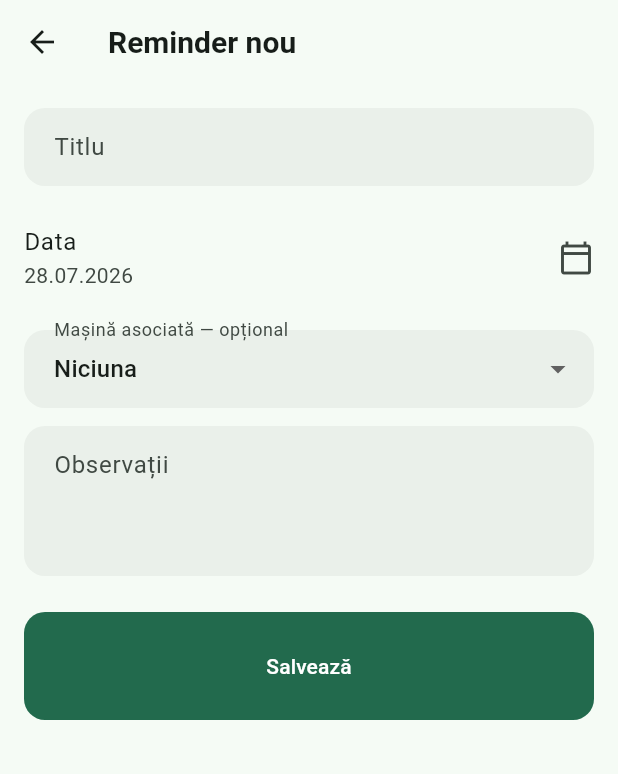
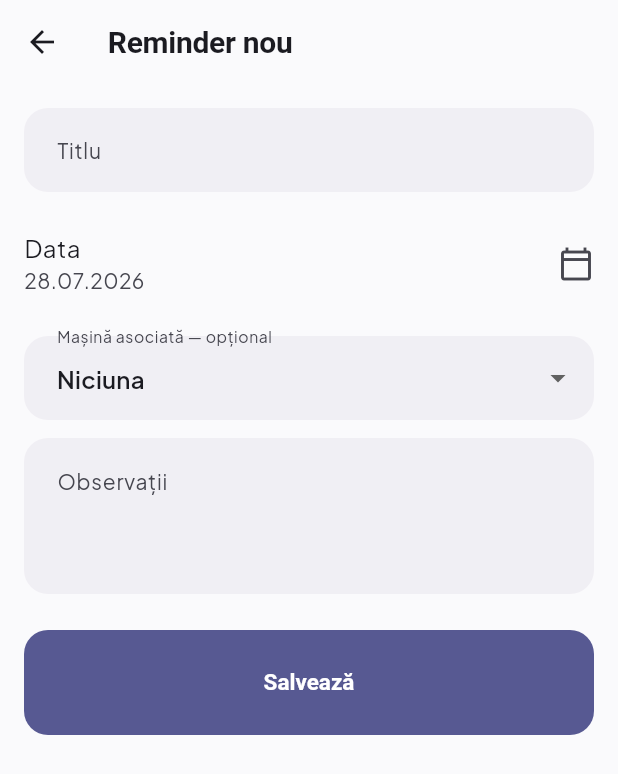
Before and after one commit to Cristian082006/CarPlanner, a Flutter app: the screen it shows after launch, after a tap on the "add" icon, on a phone screen of 412 x 824 dp. Shown: the top 774 px of the screen. Run offline on Flutter 3.47's test engine with Material 3 defaults, Android fonts, the phone set to English and light mode, and no system bars; our stand-ins replace file_picker, flutter_local_notifications, image_picker, open_filex, printing, shared_preferences and 2 more; missing offline and left inert: add_2_calendar, google_mlkit_text_recognition; accounts and stored records are empty.

Commit message:
Modernize UI theme and app icon
Apply a fresh minimalist Material 3 theme: Plus Jakarta Sans typeface
(bundled locally, no runtime font fetching), a violet-blue accent
matching the app icon gradient, softer off-white/neutral-dark
backgrounds, subtle 1px card borders instead of heavy shadows, and
larger touch targets on buttons. Redesign the app icon so the calendar
fills the full icon canvas edge-to-edge, and add a house next to the
car to reflect the home-insurance tracking feature.

Co-Authored-By: Claude Sonnet 5 <noreply@anthropic.com>

```diff
--- a/lib/main.dart
+++ b/lib/main.dart
@@ -3,7 +3,7 @@ import 'package:flutter/material.dart';
 import 'screens/main_shell.dart';
 import 'services/notification_service.dart';
 import 'services/region_service.dart';
-import 'utils/constants.dart';
+import 'theme/app_theme.dart';
 
 Future<void> main() async {
   WidgetsFlutterBinding.ensureInitialized();
@@ -25,115 +25,11 @@ class CarPlannerApp extends StatelessWidget {
           title: 'Auto Calendar',
           debugShowCheckedModeBanner: false,
           themeMode: ThemeMode.system,
-          theme: _buildTheme(Brightness.light),
-          darkTheme: _buildTheme(Brightness.dark),
+          theme: buildAppTheme(Brightness.light),
+          darkTheme: buildAppTheme(Brightness.dark),
           home: const MainShell(),
         );
       },
     );
   }
 }
-
-ThemeData _buildTheme(Brightness brightness) {
-  final colorScheme = ColorScheme.fromSeed(
-    seedColor: kPrimaryColor,
-    brightness: brightness,
-  );
-
-  return ThemeData(
-    useMaterial3: true,
-    colorScheme: colorScheme,
-    scaffoldBackgroundColor: colorScheme.surface,
-    appBarTheme: AppBarTheme(
-      centerTitle: false,
-      elevation: 0,
-      scrolledUnderElevation: 2,
-      backgroundColor: colorScheme.surface,
-      foregroundColor: colorScheme.onSurface,
-      titleTextStyle: TextStyle(
-        color: colorScheme.onSurface,
-        fontSize: 20,
-        fontWeight: FontWeight.w700,
-      ),
-    ),
-    cardTheme: CardThemeData(
-      elevation: 0,
-      color: colorScheme.surfaceContainerHigh,
-      surfaceTintColor: Colors.transparent,
-      margin: const EdgeInsets.symmetric(horizontal: 16, vertical: 6),
-      shape: RoundedRectangleBorder(borderRadius: BorderRadius.circular(16)),
-    ),
-    listTileTheme: ListTileThemeData(
-      iconColor: colorScheme.onSurfaceVariant,
-      shape: RoundedRectangleBorder(borderRadius: BorderRadius.circular(16)),
-    ),
-    navigationBarTheme: NavigationBarThemeData(
-      elevation: 3,
-      height: 68,
-      backgroundColor: colorScheme.surfaceContainer,
-      indicatorColor: colorScheme.secondaryContainer,
-      labelTextStyle: WidgetStateProperty.resolveWith((states) {
-        final selected = states.contains(WidgetState.selected);
-        return TextStyle(
-          fontSize: 12,
-          fontWeight: selected ? FontWeight.w700 : FontWeight.w500,
-          color: selected ? colorScheme.onSurface : colorScheme.onSurfaceVariant,
-        );
-      }),
-    ),
-    filledButtonTheme: FilledButtonThemeData(
-      style: FilledButton.styleFrom(
-        shape: RoundedRectangleBorder(borderRadius: BorderRadius.circular(14)),
-        padding: const EdgeInsets.symmetric(horizontal: 20, vertical: 14),
-      ),
-    ),
-    elevatedButtonTheme: ElevatedButtonThemeData(
-      style: ElevatedButton.styleFrom(
-        elevation: 0,
-        shape: RoundedRectangleBorder(borderRadius: BorderRadius.circular(14)),
-        padding: const EdgeInsets.symmetric(horizontal: 20, vertical: 14),
-      ),
-    ),
-    outlinedButtonTheme: OutlinedButtonThemeData(
-      style: OutlinedButton.styleFrom(
-        shape: RoundedRectangleBorder(borderRadius: BorderRadius.circular(14)),
-        padding: const EdgeInsets.symmetric(horizontal: 20, vertical: 14),
-      ),
-    ),
-    textButtonTheme: TextButtonThemeData(
-      style: TextButton.styleFrom(
-        shape: RoundedRectangleBorder(borderRadius: BorderRadius.circular(12)),
-      ),
-    ),
-    floatingActionButtonTheme: FloatingActionButtonThemeData(
-      elevation: 2,
-      shape: RoundedRectangleBorder(borderRadius: BorderRadius.circular(18)),
-    ),
-    inputDecorationTheme: InputDecorationTheme(
-      filled: true,
-      fillColor: colorScheme.surfaceContainerHighest.withValues(alpha: 0.5),
-      contentPadding: const EdgeInsets.symmetric(horizontal: 16, vertical: 14),
-      border: OutlineInputBorder(
-        borderRadius: BorderRadius.circular(14),
-        borderSide: BorderSide.none,
-      ),
-      enabledBorder: OutlineInputBorder(
-        borderRadius: BorderRadius.circular(14),
-        borderSide: BorderSide.none,
-      ),
-      focusedBorder: OutlineInputBorder(
-        borderRadius: BorderRadius.circular(14),
-        borderSide: BorderSide(color: colorScheme.primary, width: 2),
-      ),
-    ),
-    dialogTheme: DialogThemeData(
-      shape: RoundedRectangleBorder(borderRadius: BorderRadius.circular(20)),
-    ),
-    chipTheme: ChipThemeData(
-      shape: RoundedRectangleBorder(borderRadius: BorderRadius.circular(10)),
-      side: BorderSide.none,
-      backgroundColor: colorScheme.surfaceContainerHighest,
-    ),
-    dividerTheme: DividerThemeData(color: colorScheme.outlineVariant, space: 1),
-  );
-}
--- /dev/null
+++ b/lib/theme/app_theme.dart
@@ -0,0 +1,182 @@
+import 'package:flutter/material.dart';
+
+/// Accent violet-albăstrui, ales să se potrivească cu degradeul din
+/// iconița aplicației (albastru→violet) — vezi `assets/icon/`.
+const Color kAccentColor = Color(0xFF5B5FEF);
+
+const String _fontFamily = 'Plus Jakarta Sans';
+
+const Color _lightBackground = Color(0xFFFAFAFC);
+const Color _darkBackground = Color(0xFF17171C);
+
+ThemeData buildAppTheme(Brightness brightness) {
+  final isDark = brightness == Brightness.dark;
+
+  var colorScheme = ColorScheme.fromSeed(
+    seedColor: kAccentColor,
+    brightness: brightness,
+  );
+  colorScheme = colorScheme.copyWith(
+    surface: isDark ? _darkBackground : _lightBackground,
+  );
+
+  final textTheme = _buildTextTheme(colorScheme);
+  final borderColor = colorScheme.outlineVariant.withValues(alpha: 0.6);
+
+  return ThemeData(
+    useMaterial3: true,
+    brightness: brightness,
+    colorScheme: colorScheme,
+    fontFamily: _fontFamily,
+    textTheme: textTheme,
+    scaffoldBackgroundColor: colorScheme.surface,
+    splashFactory: InkSparkle.splashFactory,
+    appBarTheme: AppBarTheme(
+      centerTitle: false,
+      elevation: 0,
+      scrolledUnderElevation: 0,
+      backgroundColor: colorScheme.surface,
+      foregroundColor: colorScheme.onSurface,
+      titleTextStyle: textTheme.titleLarge,
+    ),
+    cardTheme: CardThemeData(
+      elevation: 0,
+      color: colorScheme.surfaceContainerLow,
+      surfaceTintColor: Colors.transparent,
+      margin: const EdgeInsets.symmetric(horizontal: 16, vertical: 8),
+      shape: RoundedRectangleBorder(
+        borderRadius: BorderRadius.circular(20),
+        side: BorderSide(color: borderColor),
+      ),
+    ),
+    listTileTheme: ListTileThemeData(
+      iconColor: colorScheme.onSurfaceVariant,
+      contentPadding: const EdgeInsets.symmetric(horizontal: 16, vertical: 4),
+      shape: RoundedRectangleBorder(borderRadius: BorderRadius.circular(16)),
+    ),
+    navigationBarTheme: NavigationBarThemeData(
+      elevation: 0,
+      height: 68,
+      backgroundColor: colorScheme.surfaceContainerLow,
+      surfaceTintColor: Colors.transparent,
+      indicatorColor: colorScheme.primaryContainer,
+      labelTextStyle: WidgetStateProperty.resolveWith((states) {
+        final selected = states.contains(WidgetState.selected);
+        return textTheme.labelMedium?.copyWith(
+          fontWeight: selected ? FontWeight.w700 : FontWeight.w500,
+          color: selected ? colorScheme.onSurface : colorScheme.onSurfaceVariant,
+        );
+      }),
+    ),
+    filledButtonTheme: FilledButtonThemeData(
+      style: FilledButton.styleFrom(
+        elevation: 0,
+        minimumSize: const Size(0, 52),
+        textStyle: textTheme.labelLarge,
+        shape: RoundedRectangleBorder(borderRadius: BorderRadius.circular(16)),
+        padding: const EdgeInsets.symmetric(horizontal: 22, vertical: 14),
+      ),
+    ),
+    elevatedButtonTheme: ElevatedButtonThemeData(
+      style: ElevatedButton.styleFrom(
+        elevation: 0,
+        minimumSize: const Size(0, 52),
+        textStyle: textTheme.labelLarge,
+        shape: RoundedRectangleBorder(borderRadius: BorderRadius.circular(16)),
+        padding: const EdgeInsets.symmetric(horizontal: 22, vertical: 14),
+      ),
+    ),
+    outlinedButtonTheme: OutlinedButtonThemeData(
+      style: OutlinedButton.styleFrom(
+        minimumSize: const Size(0, 52),
+        textStyle: textTheme.labelLarge,
+        side: BorderSide(color: colorScheme.outline.withValues(alpha: 0.5)),
+        shape: RoundedRectangleBorder(borderRadius: BorderRadius.circular(16)),
+        padding: const EdgeInsets.symmetric(horizontal: 22, vertical: 14),
+      ),
+    ),
+    textButtonTheme: TextButtonThemeData(
+      style: TextButton.styleFrom(
+        minimumSize: const Size(0, 48),
+        textStyle: textTheme.labelLarge,
+        shape: RoundedRectangleBorder(borderRadius: BorderRadius.circular(12)),
+        padding: const EdgeInsets.symmetric(horizontal: 16, vertical: 12),
+      ),
+    ),
+    floatingActionButtonTheme: FloatingActionButtonThemeData(
+      elevation: 1,
+      backgroundColor: colorScheme.primary,
+      foregroundColor: colorScheme.onPrimary,
+      shape: RoundedRectangleBorder(borderRadius: BorderRadius.circular(18)),
+    ),
+    inputDecorationTheme: InputDecorationTheme(
+      filled: true,
+      fillColor: colorScheme.surfaceContainerHigh.withValues(alpha: 0.6),
+      contentPadding: const EdgeInsets.symmetric(horizontal: 18, vertical: 16),
+      labelStyle: textTheme.bodyMedium?.copyWith(color: colorScheme.onSurfaceVariant),
+      hintStyle: textTheme.bodyMedium?.copyWith(color: colorScheme.onSurfaceVariant),
+      border: OutlineInputBorder(
+        borderRadius: BorderRadius.circular(16),
+        borderSide: BorderSide.none,
+      ),
+      enabledBorder: OutlineInputBorder(
+        borderRadius: BorderRadius.circular(16),
+        borderSide: BorderSide.none,
+      ),
+      focusedBorder: OutlineInputBorder(
+        borderRadius: BorderRadius.circular(16),
+        borderSide: BorderSide(color: colorScheme.primary, width: 1.5),
+      ),
+    ),
+    dialogTheme: DialogThemeData(
+      elevation: 0,
+      backgroundColor: colorScheme.surfaceContainerLow,
+      shape: RoundedRectangleBorder(borderRadius: BorderRadius.circular(24)),
+      titleTextStyle: textTheme.titleLarge,
+      contentTextStyle: textTheme.bodyMedium,
+    ),
+    bottomSheetTheme: BottomSheetThemeData(
+      backgroundColor: colorScheme.surfaceContainerLow,
+      surfaceTintColor: Colors.transparent,
+      shape: const RoundedRectangleBorder(
+        borderRadius: BorderRadius.vertical(top: Radius.circular(24)),
+      ),
+    ),
+    chipTheme: ChipThemeData(
+      shape: RoundedRectangleBorder(
+        borderRadius: BorderRadius.circular(10),
+        side: BorderSide(color: borderColor),
+      ),
+      side: BorderSide.none,
+      labelStyle: textTheme.labelMedium,
+      backgroundColor: colorScheme.surfaceContainerHigh,
+      padding: const EdgeInsets.symmetric(horizontal: 12, vertical: 6),
+    ),
+    dividerTheme: DividerThemeData(
+      color: colorScheme.outlineVariant.withValues(alpha: 0.5),
+      space: 1,
+      thickness: 1,
+    ),
+  );
+}
+
+TextTheme _buildTextTheme(ColorScheme colorScheme) {
+  final muted = colorScheme.onSurfaceVariant;
+  return TextTheme(
+    displayLarge: TextStyle(fontWeight: FontWeight.w800, letterSpacing: -0.5, color: colorScheme.onSurface),
+    displayMedium: TextStyle(fontWeight: FontWeight.w800, letterSpacing: -0.5, color: colorScheme.onSurface),
+    displaySmall: TextStyle(fontWeight: FontWeight.w700, letterSpacing: -0.3, color: colorScheme.onSurface),
+    headlineLarge: TextStyle(fontWeight: FontWeight.w700, letterSpacing: -0.3, color: colorScheme.onSurface),
+    headlineMedium: TextStyle(fontWeight: FontWeight.w700, letterSpacing: -0.3, color: colorScheme.onSurface),
+    headlineSmall: TextStyle(fontWeight: FontWeight.w700, letterSpacing: -0.2, color: colorScheme.onSurface),
+    titleLarge: TextStyle(fontWeight: FontWeight.w700, fontSize: 20, letterSpacing: -0.2, color: colorScheme.onSurface),
+    titleMedium: TextStyle(fontWeight: FontWeight.w600, fontSize: 16, color: colorScheme.onSurface),
+    titleSmall: TextStyle(fontWeight: FontWeight.w600, fontSize: 14, color: colorScheme.onSurface),
+    bodyLarge: TextStyle(fontWeight: FontWeight.w400, fontSize: 16, color: colorScheme.onSurface),
+    bodyMedium: TextStyle(fontWeight: FontWeight.w400, fontSize: 14, color: colorScheme.onSurface),
+    bodySmall: TextStyle(fontWeight: FontWeight.w400, fontSize: 12, color: muted),
+    labelLarge: TextStyle(fontWeight: FontWeight.w600, fontSize: 15, color: colorScheme.onSurface),
+    labelMedium: TextStyle(fontWeight: FontWeight.w500, fontSize: 12, color: colorScheme.onSurface),
+    labelSmall: TextStyle(fontWeight: FontWeight.w500, fontSize: 11, color: muted),
+  );
+}
--- a/lib/utils/constants.dart
+++ b/lib/utils/constants.dart
@@ -87,7 +87,6 @@ extension DocumentTypeX on DocumentType {
 /// Zile înainte de expirare la care se trimite o notificare de atenționare.
 const List<int> reminderLeadDays = [14, 3];
 
-const Color kPrimaryColor = Color(0xFF2D6A4F);
 const Color kDangerColor = Color(0xFFD62828);
 const Color kWarningColor = Color(0xFFF77F00);
 const Color kOkColor = Color(0xFF2D6A4F);
--- a/pubspec.yaml
+++ b/pubspec.yaml
@@ -35,6 +35,12 @@ dev_dependencies:
 
 flutter:
   uses-material-design: true
+  fonts:
+    - family: Plus Jakarta Sans
+      fonts:
+        - asset: assets/fonts/PlusJakartaSans-Variable.ttf
+        - asset: assets/fonts/PlusJakartaSans-Italic-Variable.ttf
+          style: italic
 
 flutter_launcher_icons:
   android: true
```
Also changed, not shown: assets/fonts/PlusJakartaSans-Italic-Variable.ttf (added), assets/fonts/PlusJakartaSans-Variable.ttf (added), assets/icon/icon.png, assets/icon/icon_background.png, assets/icon/icon_foreground.png, 36 other files.
